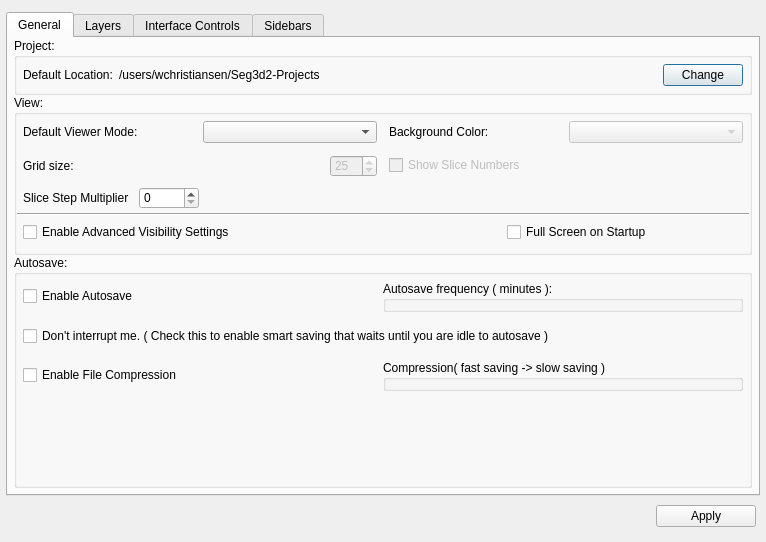
Above: src/Interface/AppPreferences/AppPreferences.ui from SCIInstitute/Seg3D before the change. Below: the same form after it.
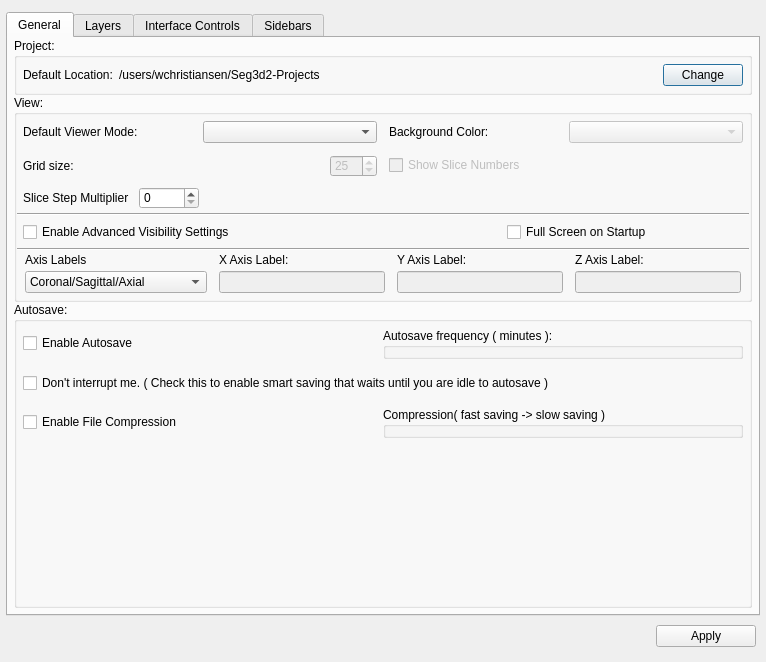
That is the form after the change. Custom widgets are drawn as their Qt base class.

Commit message: Added the ability to set your own axis labels.

What changed in the file:
```diff
--- a/src/Interface/AppPreferences/AppPreferences.ui
+++ b/src/Interface/AppPreferences/AppPreferences.ui
@@ -7,7 +7,7 @@
     <x>0</x>
     <y>0</y>
     <width>766</width>
-    <height>542</height>
+    <height>662</height>
    </rect>
   </property>
   <property name="windowTitle">
@@ -445,6 +445,161 @@
             </layout>
            </widget>
           </item>
+          <item>
+           <widget class="Line" name="line_2">
+            <property name="orientation">
+             <enum>Qt::Horizontal</enum>
+            </property>
+           </widget>
+          </item>
+          <item>
+           <widget class="QWidget" name="widget_23" native="true">
+            <property name="minimumSize">
+             <size>
+              <width>0</width>
+              <height>42</height>
+             </size>
+            </property>
+            <layout class="QHBoxLayout" name="horizontalLayout_20" stretch="1,1,1,1">
+             <property name="spacing">
+              <number>8</number>
+             </property>
+             <property name="leftMargin">
+              <number>6</number>
+             </property>
+             <property name="topMargin">
+              <number>0</number>
+             </property>
+             <property name="rightMargin">
+              <number>6</number>
+             </property>
+             <property name="bottomMargin">
+              <number>0</number>
+             </property>
+             <item>
+              <widget class="QWidget" name="widget_27" native="true">
+               <layout class="QVBoxLayout" name="verticalLayout_19">
+                <property name="spacing">
+                 <number>4</number>
+                </property>
+                <property name="margin">
+                 <number>2</number>
+                </property>
+                <item>
+                 <widget class="QLabel" name="label_20">
+                  <property name="text">
+                   <string>Axis Labels</string>
+                  </property>
+                 </widget>
+                </item>
+                <item>
+                 <widget class="QComboBox" name="axis_combobox_">
+                  <item>
+                   <property name="text">
+                    <string>Coronal/Sagittal/Axial</string>
+                   </property>
+                  </item>
+                  <item>
+                   <property name="text">
+                    <string>Coronal/Sagittal/Transverse</string>
+                   </property>
+                  </item>
+                  <item>
+                   <property name="text">
+                    <string>X/Y/Z</string>
+                   </property>
+                  </item>
+                  <item>
+                   <property name="text">
+                    <string>Custom</string>
+                   </property>
+                  </item>
+                 </widget>
+                </item>
+               </layout>
+              </widget>
+             </item>
+             <item>
+              <widget class="QWidget" name="widget_24" native="true">
+               <layout class="QVBoxLayout" name="verticalLayout_16">
+                <property name="spacing">
+                 <number>4</number>
+                </property>
+                <property name="margin">
+                 <number>2</number>
+                </property>
+                <item>
+                 <widget class="QLabel" name="label_7">
+                  <property name="text">
+                   <string>X Axis Label:</string>
+                  </property>
+                 </widget>
+                </item>
+                <item>
+                 <widget class="QLineEdit" name="x_lineedit_">
+                  <property name="enabled">
+                   <bool>false</bool>
+                  </property>
+                 </widget>
+                </item>
+               </layout>
+              </widget>
+             </item>
+             <item>
+              <widget class="QWidget" name="widget_25" native="true">
+               <layout class="QVBoxLayout" name="verticalLayout_17">
+                <property name="spacing">
+                 <number>4</number>
+                </property>
+                <property name="margin">
+                 <number>2</number>
+                </property>
+                <item>
+                 <widget class="QLabel" name="label_8">
+                  <property name="text">
+                   <string>Y Axis Label:</string>
+                  </property>
+                 </widget>
+                </item>
+                <item>
+                 <widget class="QLineEdit" name="y_lineedit_">
+                  <property name="enabled">
+                   <bool>false</bool>
+                  </property>
+                 </widget>
+                </item>
+               </layout>
+              </widget>
+             </item>
+             <item>
+              <widget class="QWidget" name="widget_26" native="true">
+               <layout class="QVBoxLayout" name="verticalLayout_18">
+                <property name="spacing">
+                 <number>4</number>
+                </property>
+                <property name="margin">
+                 <number>2</number>
+                </property>
+                <item>
+                 <widget class="QLabel" name="label_19">
+                  <property name="text">
+                   <string>Z Axis Label:</string>
+                  </property>
+                 </widget>
+                </item>
+                <item>
+                 <widget class="QLineEdit" name="z_lineedit_">
+                  <property name="enabled">
+                   <bool>false</bool>
+                  </property>
+                 </widget>
+                </item>
+               </layout>
+              </widget>
+             </item>
+            </layout>
+           </widget>
+          </item>
          </layout>
         </widget>
        </item>
```
The commit also changes 11 other files.
